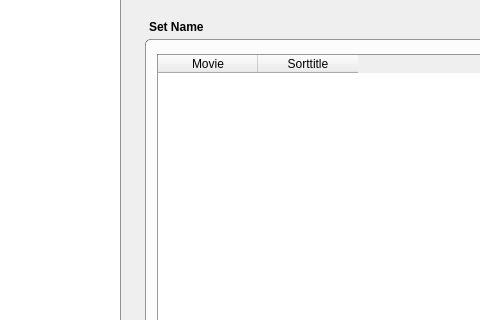
This is sets/SetsWidget.ui in Komet/MediaElch as Qt 5 draws it before an edit; both pictures show x 224 to 704 and y 0 to 320 of the 1072 by 778 pixel window. The edited form follows.
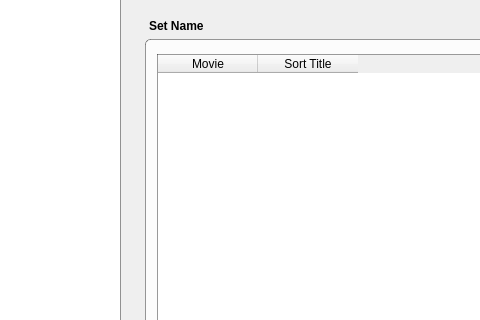
This is the edited form. Icons and pictures are not drawn. Custom widgets are drawn as their Qt base class.

```diff
--- a/sets/SetsWidget.ui
+++ b/sets/SetsWidget.ui
@@ -72,13 +72,13 @@
      <widget class="QWidget" name="verticalLayoutWidget">
       <layout class="QVBoxLayout" name="verticalLayout" stretch="0,1">
        <property name="spacing">
-        <number>5</number>
+        <number>6</number>
        </property>
        <property name="leftMargin">
         <number>20</number>
        </property>
        <property name="topMargin">
-        <number>20</number>
+        <number>19</number>
        </property>
        <property name="rightMargin">
         <number>20</number>
@@ -144,7 +144,7 @@
               </column>
               <column>
                <property name="text">
-                <string>Sorttitle</string>
+                <string>Sort Title</string>
                </property>
               </column>
              </widget>
```
Left out of the diff: 5 changed lines with no effect on the pictures.
